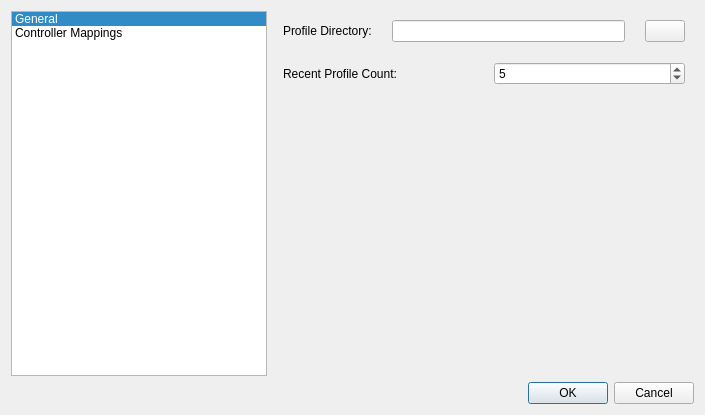
AntiMicroX/antimicrox, file src/mainsettingsdialog.ui: the form before one commit.
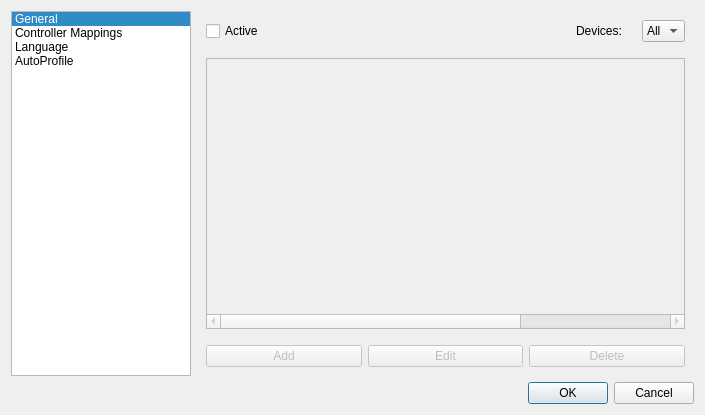
The form after the commit. The open tabs and pages were chosen to show the change. Icons and pictures are not drawn.

Commit message: AutoProfile prototype for Linux.

Diff of the .ui file:
```diff
--- a/src/mainsettingsdialog.ui
+++ b/src/mainsettingsdialog.ui
@@ -36,6 +36,12 @@
          <verstretch>0</verstretch>
         </sizepolicy>
        </property>
+       <property name="maximumSize">
+        <size>
+         <width>180</width>
+         <height>16777215</height>
+        </size>
+       </property>
        <property name="flow">
         <enum>QListView::TopToBottom</enum>
        </property>
@@ -61,6 +67,16 @@
          <string>Controller Mappings</string>
         </property>
        </item>
+       <item>
+        <property name="text">
+         <string>Language</string>
+        </property>
+       </item>
+       <item>
+        <property name="text">
+         <string>AutoProfile</string>
+        </property>
+       </item>
       </widget>
      </item>
      <item>
@@ -230,6 +246,211 @@
          </item>
         </layout>
        </widget>
+       <widget class="QWidget" name="page">
+        <layout class="QVBoxLayout" name="verticalLayout_4">
+         <item>
+          <widget class="QListWidget" name="localeListWidget">
+           <item>
+            <property name="text">
+             <string>Default</string>
+            </property>
+           </item>
+           <item>
+            <property name="text">
+             <string>Brazilian Portuguese</string>
+            </property>
+           </item>
+           <item>
+            <property name="text">
+             <string>English</string>
+            </property>
+           </item>
+           <item>
+            <property name="text">
+             <string>German</string>
+            </property>
+           </item>
+          </widget>
+         </item>
+        </layout>
+       </widget>
+       <widget class="QWidget" name="page_2">
+        <layout class="QVBoxLayout" name="verticalLayout_5">
+         <item>
+          <layout class="QHBoxLayout" name="horizontalLayout_6">
+           <item>
+            <widget class="QCheckBox" name="activeCheckBox">
+             <property name="text">
+              <string>Active</string>
+             </property>
+            </widget>
+           </item>
+           <item>
+            <layout class="QHBoxLayout" name="horizontalLayout_5">
+             <property name="spacing">
+              <number>20</number>
+             </property>
+             <item>
+              <spacer name="horizontalSpacer_2">
+               <property name="orientation">
+                <enum>Qt::Horizontal</enum>
+               </property>
+               <property name="sizeHint" stdset="0">
+                <size>
+                 <width>40</width>
+                 <height>20</height>
+                </size>
+               </property>
+              </spacer>
+             </item>
+             <item>
+              <widget class="QLabel" name="deivcesLabel">
+               <property name="text">
+                <string>Devices:</string>
+               </property>
+              </widget>
+             </item>
+             <item>
+              <widget class="QComboBox" name="devicesComboBox">
+               <item>
+                <property name="text">
+                 <string>All</string>
+                </property>
+               </item>
+              </widget>
+             </item>
+            </layout>
+           </item>
+          </layout>
+         </item>
+         <item>
+          <spacer name="verticalSpacer_2">
+           <property name="orientation">
+            <enum>Qt::Vertical</enum>
+           </property>
+           <property name="sizeType">
+            <enum>QSizePolicy::Fixed</enum>
+           </property>
+           <property name="sizeHint" stdset="0">
+            <size>
+             <width>20</width>
+             <height>10</height>
+            </size>
+           </property>
+          </spacer>
+         </item>
+         <item>
+          <widget class="QTableWidget" name="autoProfileTableWidget">
+           <property name="enabled">
+            <bool>false</bool>
+           </property>
+           <property name="selectionMode">
+            <enum>QAbstractItemView::SingleSelection</enum>
+           </property>
+           <property name="selectionBehavior">
+            <enum>QAbstractItemView::SelectRows</enum>
+           </property>
+           <property name="columnCount">
+            <number>6</number>
+           </property>
+           <attribute name="horizontalHeaderVisible">
+            <bool>false</bool>
+           </attribute>
+           <attribute name="horizontalHeaderCascadingSectionResizes">
+            <bool>true</bool>
+           </attribute>
+           <attribute name="horizontalHeaderDefaultSectionSize">
+            <number>100</number>
+           </attribute>
+           <attribute name="horizontalHeaderShowSortIndicator" stdset="0">
+            <bool>false</bool>
+           </attribute>
+           <attribute name="horizontalHeaderStretchLastSection">
+            <bool>true</bool>
+           </attribute>
+           <attribute name="verticalHeaderVisible">
+            <bool>false</bool>
+           </attribute>
+           <column>
+            <property name="text">
+             <string>Active</string>
+            </property>
+           </column>
+           <column>
+            <property name="text">
+             <string>Device</string>
+            </property>
+           </column>
+           <column>
+            <property name="text">
+             <string>Profile</string>
+            </property>
+           </column>
+           <column>
+            <property name="text">
+             <string>Application</string>
+            </property>
+           </column>
+           <column>
+            <property name="text">
+             <string>Default?</string>
+            </property>
+           </column>
+           <column/>
+          </widget>
+         </item>
+         <item>
+          <spacer name="verticalSpacer_3">
+           <property name="orientation">
+            <enum>Qt::Vertical</enum>
+           </property>
+           <property name="sizeType">
+            <enum>QSizePolicy::Fixed</enum>
+           </property>
+           <property name="sizeHint" stdset="0">
+            <size>
+             <width>20</width>
+             <height>10</height>
+            </size>
+           </property>
+          </spacer>
+         </item>
+         <item>
+          <layout class="QHBoxLayout" name="horizontalLayout_7">
+           <item>
+            <widget class="QPushButton" name="autoProfileAddPushButton">
+             <property name="enabled">
+              <bool>false</bool>
+             </property>
+             <property name="text">
+              <string>Add</string>
+             </property>
+            </widget>
+           </item>
+           <item>
+            <widget class="QPushButton" name="autoProfileEditPushButton">
+             <property name="enabled">
+              <bool>false</bool>
+             </property>
+             <property name="text">
+              <string>Edit</string>
+             </property>
+            </widget>
+           </item>
+           <item>
+            <widget class="QPushButton" name="autoProfileDeletePushButton">
+             <property name="enabled">
+              <bool>false</bool>
+             </property>
+             <property name="text">
+              <string>Delete</string>
+             </property>
+            </widget>
+           </item>
+          </layout>
+         </item>
+        </layout>
+       </widget>
       </widget>
      </item>
     </layout>
```
Left out of the diff: 7 changed lines with no effect on the pictures. The commit also changes 23 other files.
